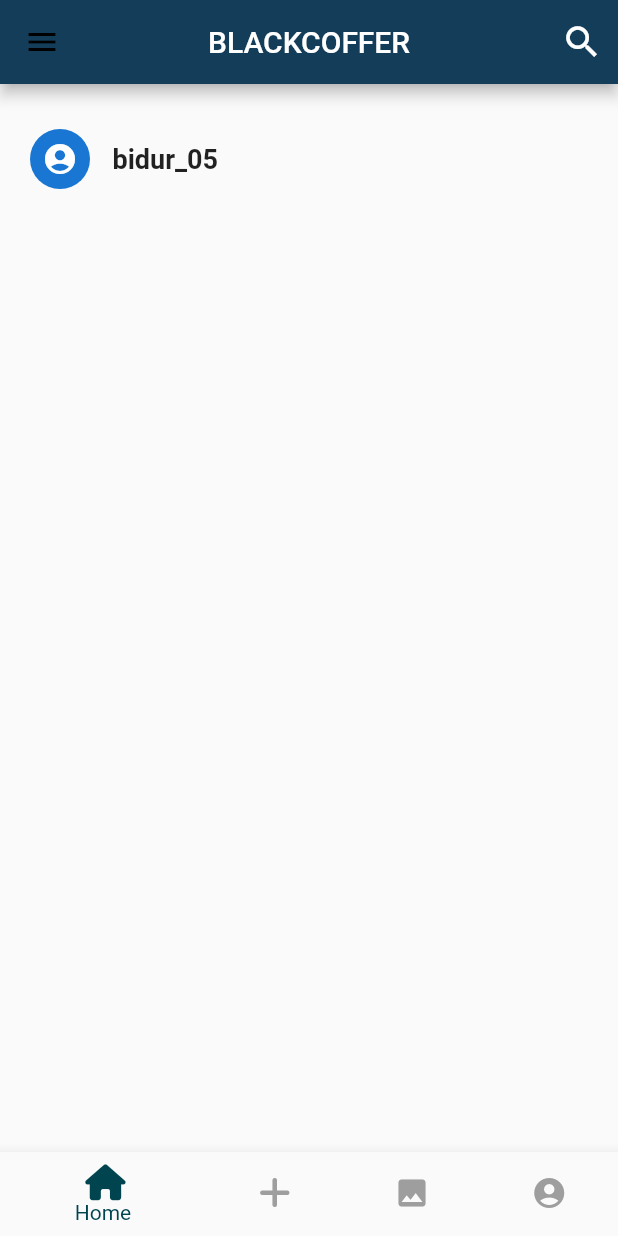
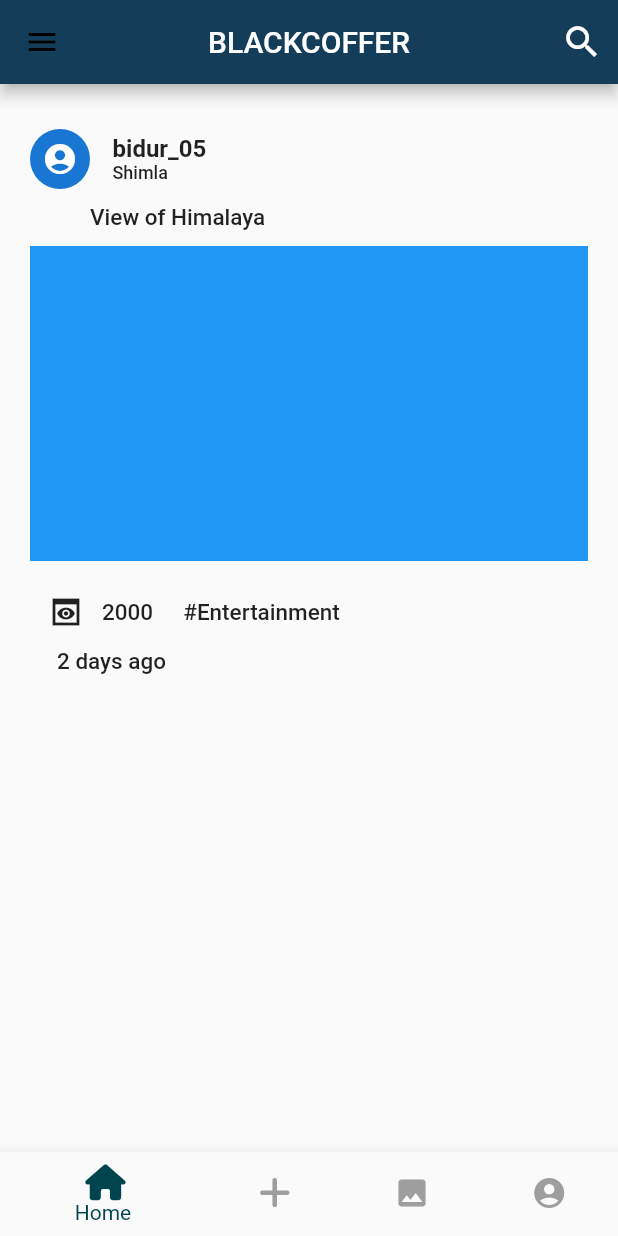
Before and after one commit to bidur0123/BlackCoffer, a Flutter app: the screen it shows after launch, on a phone screen of 412 x 824 dp. Run offline on Flutter 3.47's test engine with Material 2 defaults, Android fonts, the phone set to English and light mode, and no system bars; our stand-ins replace country_picker, firebase_auth, firebase_core, font_awesome_flutter, get, pinput; accounts and stored records are empty.

Commit message:
HomePage

```diff
--- a/lib/screen/home_page.dart
+++ b/lib/screen/home_page.dart
@@ -44,23 +44,95 @@ class HomePage extends StatelessWidget {
               ),
               Container(
                 margin: const EdgeInsets.all(20.0),
-                child: const Column(
+                child:  Column(
                   children: [
-                    Row(
+                    const Row(
                       children: [
                         CircleAvatar(
                           child: Icon(Icons.account_circle_rounded),
                         ),
                         SizedBox(width: 15.0),
+                        Column(
+                          mainAxisAlignment: MainAxisAlignment.start,
+                          crossAxisAlignment: CrossAxisAlignment.start,
+                          children: [
+                            Text(
+                              "bidur_05",
+                              style: TextStyle(
+                                  fontWeight: FontWeight.bold,
+                                  fontSize: 16
+                              ),
+                            ),
+                            Text(
+                              "Shimla",
+                              style: TextStyle(
+                                  fontWeight: FontWeight.w500,
+                                  fontSize: 12
+                              ),
+                            ),
+                          ],
+                        ),
+                      ],
+                    ),
+                    const SizedBox(height: 10.0),
+                    Row(
+                      children: [
+                        Padding(
+                          padding: EdgeInsets.only(left: 40.0),
+                          child: Text(
+                            "View of Himalaya",
+                            style: TextStyle(
+                                fontWeight: FontWeight.w500,
+                                fontSize: 15
+                            ),
+                          ),
+                        ),
+                      ],
+                    ),
+                    const SizedBox(height: 10.0),
+                    Container(
+                      color: Colors.blue,
+                      height: 210,
+                    ),
+                    const SizedBox(height: 10.0),
+                    Row(
+                      children: [
+                        IconButton(
+                            onPressed: (){}
+                            , icon: Icon(Icons.preview_sharp)
+                        ),
                         Text(
-                            "bidur_05",
+                          "2000",
                           style: TextStyle(
-                            fontWeight: FontWeight.bold,
-                            fontSize: 18
+                              fontWeight: FontWeight.w500,
+                              fontSize: 15
                           ),
-                        )
+                        ),
+                        const SizedBox(width: 20.0,),
+                        Text(
+                          "#Entertainment",
+                          style: TextStyle(
+                              fontWeight: FontWeight.w500,
+                              fontSize: 15
+                          ),
+                        ),
                       ],
-                    )
+                    ),
+                    Row(
+                      crossAxisAlignment: CrossAxisAlignment.start,
+                      children: [
+                        Padding(
+                          padding: const EdgeInsets.only(left: 18.0),
+                          child: Text(
+                            "2 days ago",
+                            style: TextStyle(
+                                fontWeight: FontWeight.w500,
+                                fontSize: 15
+                            ),
+                          ),
+                        ),
+                      ],
+                    ),
                   ],
                 ),
               ),
```
